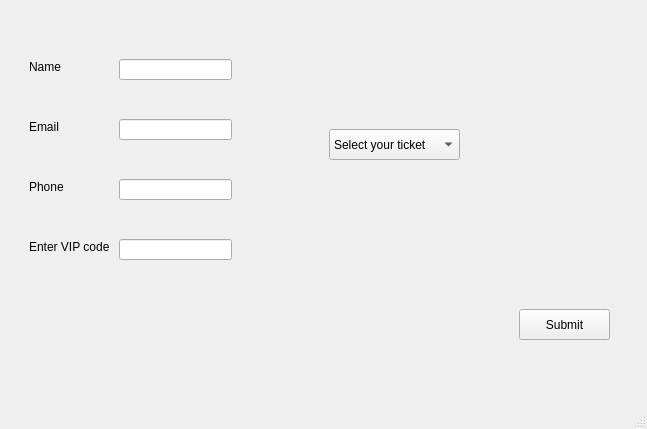
First picture: the form in gui.ui, repository khadijath-dot/Python-Project---Event-Manager, before the edit.
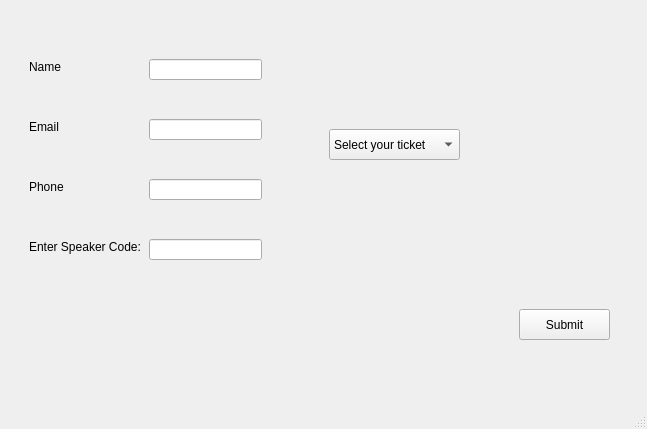
Second picture: the form after the edit.

The edit to the form file:
```diff
--- a/gui.ui
+++ b/gui.ui
@@ -106,7 +106,7 @@
        <widget class="QLineEdit" name="input_name">
         <property name="geometry">
          <rect>
-          <x>110</x>
+          <x>140</x>
           <y>50</y>
           <width>113</width>
           <height>21</height>
@@ -116,7 +116,7 @@
        <widget class="QLineEdit" name="input_phone">
         <property name="geometry">
          <rect>
-          <x>110</x>
+          <x>140</x>
           <y>170</y>
           <width>113</width>
           <height>21</height>
@@ -126,7 +126,7 @@
        <widget class="QLineEdit" name="input_email">
         <property name="geometry">
          <rect>
-          <x>110</x>
+          <x>140</x>
           <y>110</y>
           <width>113</width>
           <height>21</height>
@@ -208,7 +208,7 @@
        <widget class="QLineEdit" name="input_vip">
         <property name="geometry">
          <rect>
-          <x>110</x>
+          <x>140</x>
           <y>230</y>
           <width>113</width>
           <height>21</height>
@@ -220,12 +220,12 @@
          <rect>
           <x>20</x>
           <y>230</y>
-          <width>81</width>
+          <width>111</width>
           <height>16</height>
          </rect>
         </property>
         <property name="text">
-         <string>Enter VIP code</string>
+         <string>Enter Speaker Code:</string>
         </property>
        </widget>
        <widget class="QPushButton" name="button_submit">
```
Left out of the diff: 4 changed lines with no effect on the pictures.
